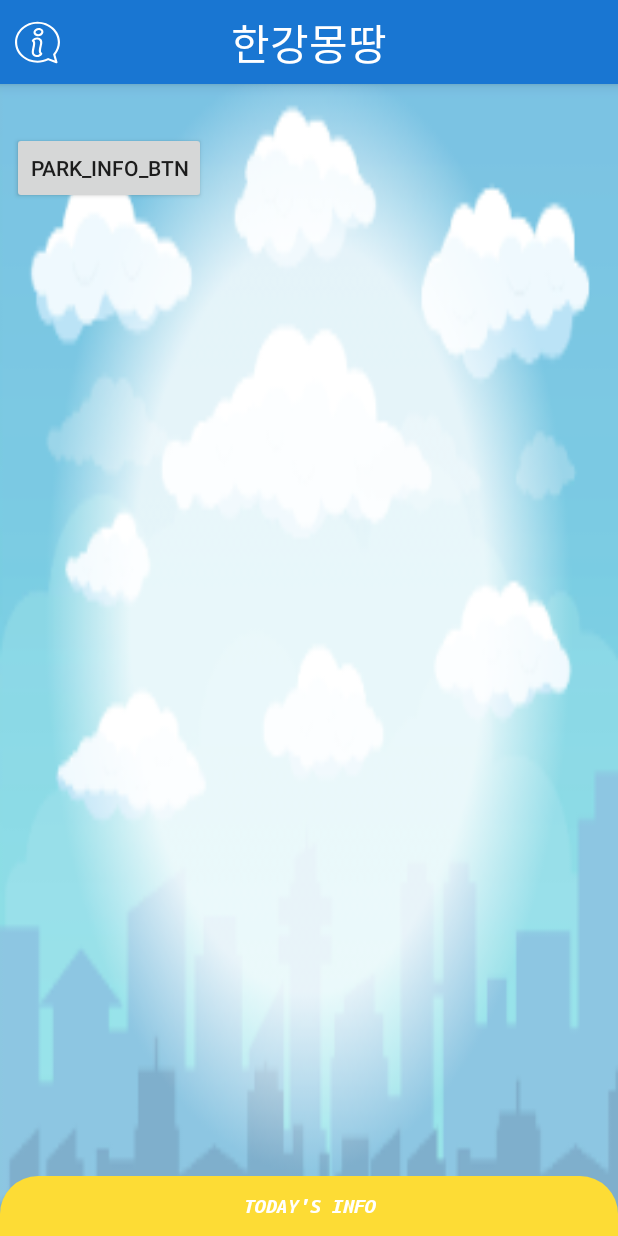
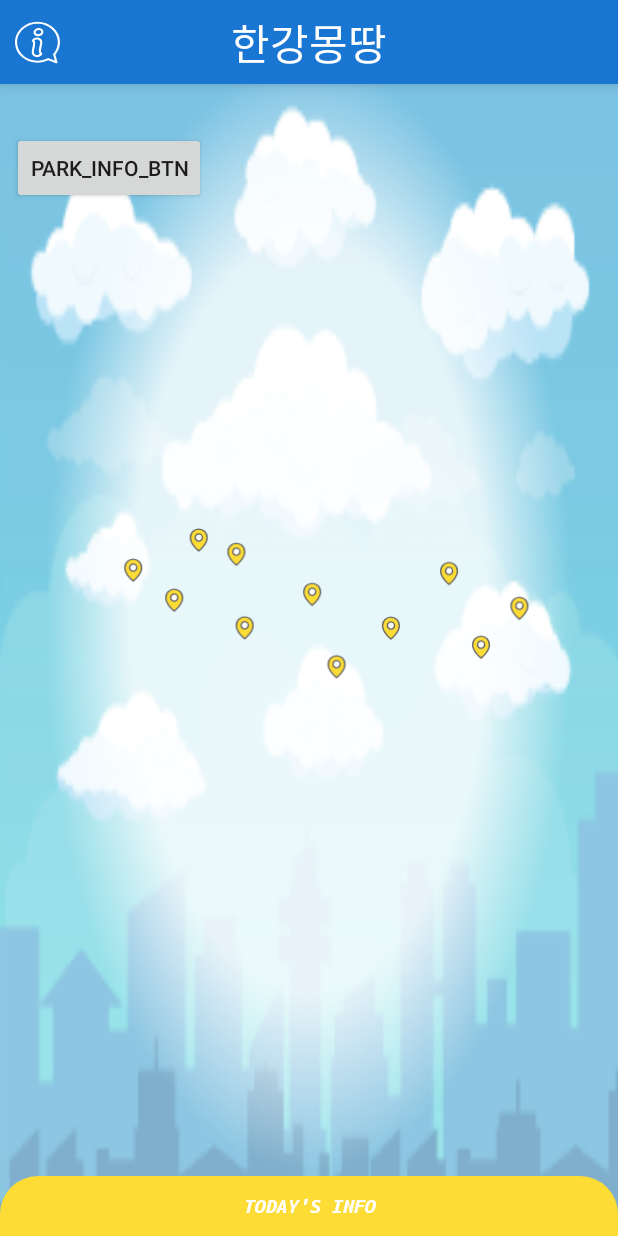
Before and after one commit to young-joy/Seoul-app-project, an Android app: the screen it shows after launch (MainActivity), on a phone screen of 412 x 824 dp. Run offline under Robolectric (Android 15) with nearby library versions, the phone set to English and light mode, and no system bars; our stand-ins replace ButterKnife; libraries missing offline, so code that uses them is left out: com.davemorrissey.labs; 11 statements that could not run were skipped.

Commit message:
Update PinView.java

```diff
--- a/app/src/main/java/edu/skku/jonadan/hangangmongttang/PinView.java
+++ b/app/src/main/java/edu/skku/jonadan/hangangmongttang/PinView.java
@@ -4,12 +4,16 @@ import android.content.Context;
 import android.graphics.Bitmap;
 import android.graphics.Canvas;
 import android.graphics.Paint;
+import android.graphics.Point;
 import android.graphics.PointF;
 import android.util.AttributeSet;
 import android.util.Log;
+import android.view.Display;
 import android.view.GestureDetector;
 import android.view.MotionEvent;
 import android.view.View;
+import android.view.Window;
+import android.view.WindowManager;
 import android.widget.Toast;
 
 import com.davemorrissey.labs.subscaleview.SubsamplingScaleImageView;
@@ -72,6 +76,13 @@ public class PinView extends SubsamplingScaleImageView {
         paint.setAntiAlias(true);
         float density = getResources().getDisplayMetrics().densityDpi;
 
+        WindowManager manager = (WindowManager) context.getSystemService(Context.WINDOW_SERVICE);
+        Display display = manager.getDefaultDisplay();
+        Point sizePoint = new Point();
+        display.getSize(sizePoint);
+        float width = sizePoint.x;
+        float height = sizePoint.y;
+        Log.d("get_size",sizePoint.toString());
 
         for (int i = 0; i < mapPins.size(); i++) {
             MapPin mPin = mapPins.get(i);
@@ -93,8 +104,8 @@ public class PinView extends SubsamplingScaleImageView {
             float y_px = (640f/160f)*(vPin.y - bmpPin.getHeight()/2 -40);
             Log.d("touch_event","px: "+new Float(x_px).toString() + ", "+ new Float(y_px).toString());
 
-            float vX = x_px * 160f / density;
-            float vY = y_px * 160f / density;
+            float vX = (vPin.x - (bmpPin.getWidth() / 2)) * width / 1440f;
+            float vY = (vPin.y - bmpPin.getHeight()/2 -40f) * height / 2560f;
             Log.d("touch_event","dp: "+new Float(vX).toString()+", "+new Float(vY).toString());
             canvas.drawBitmap(bmpPin, vX, vY, paint);
             //add added pin to an Array list to get touched pin
```
